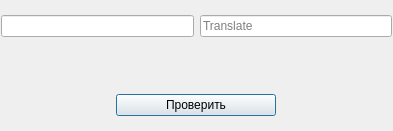
Qt form Translate/ASKWin.ui (Pro100DeSkree/TranslateUI.py) before a commit.
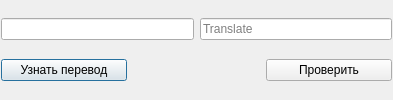
The same form after that commit.

Commit message: - Немного переделан интерфейс(Да не опять а снова :) ) - Добавлена возможность подсказки - Для Label добавлена возможность менять цвет        (        Верно ----- зелёная надпись;        Неверно --- красная надпись;        Подсказка - жёлтая надпись        )

The edit to the form file:
```diff
--- a/Translate/ASKWin.ui
+++ b/Translate/ASKWin.ui
@@ -7,7 +7,7 @@
     <x>0</x>
     <y>0</y>
     <width>393</width>
-    <height>131</height>
+    <height>100</height>
    </rect>
   </property>
   <property name="windowTitle">
@@ -19,29 +19,25 @@
      <x>1</x>
      <y>5</y>
      <width>391</width>
-     <height>121</height>
+     <height>91</height>
     </rect>
    </property>
    <layout class="QGridLayout" name="gridLayout">
-    <item row="1" column="0">
-     <spacer name="horizontalSpacer">
-      <property name="orientation">
-       <enum>Qt::Horizontal</enum>
-      </property>
-      <property name="sizeHint" stdset="0">
-       <size>
-        <width>40</width>
-        <height>20</height>
-       </size>
-      </property>
-     </spacer>
-    </item>
-    <item row="1" column="1">
+    <item row="1" column="0" colspan="3">
+     <layout class="QHBoxLayout" name="AllButton">
+      <item>
+       <widget class="QPushButton" name="pb_show">
+        <property name="text">
+         <string>Узнать перевод</string>
+        </property>
+       </widget>
+      </item>
+      <item>
      <widget class="QLabel" name="lb_indicator">
       <property name="maximumSize">
        <size>
         <width>16777215</width>
-        <height>25</height>
+          <height>20</height>
        </size>
       </property>
       <property name="font">
@@ -57,18 +53,26 @@
       </property>
      </widget>
     </item>
-    <item row="1" column="2">
-     <spacer name="horizontalSpacer_2">
-      <property name="orientation">
-       <enum>Qt::Horizontal</enum>
-      </property>
-      <property name="sizeHint" stdset="0">
+      <item>
+       <widget class="QPushButton" name="pb_verify">
+        <property name="minimumSize">
+         <size>
+          <width>0</width>
+          <height>0</height>
+         </size>
+        </property>
+        <property name="maximumSize">
        <size>
-        <width>40</width>
-        <height>20</height>
-       </size>
-      </property>
-     </spacer>
+          <width>99999</width>
+          <height>16777215</height>
+         </size>
+        </property>
+        <property name="text">
+         <string>Проверить</string>
+        </property>
+       </widget>
+      </item>
+     </layout>
     </item>
     <item row="0" column="0" colspan="3">
      <layout class="QHBoxLayout" name="all_line_word">
@@ -97,23 +101,6 @@
       </item>
      </layout>
     </item>
-    <item row="2" column="0" colspan="3">
-     <layout class="QHBoxLayout" name="AllButton">
-      <item>
-       <widget class="QPushButton" name="pb_verify">
-        <property name="maximumSize">
-         <size>
-          <width>160</width>
-          <height>16777215</height>
-         </size>
-        </property>
-        <property name="text">
-         <string>Проверить</string>
-        </property>
-       </widget>
-      </item>
-     </layout>
-    </item>
    </layout>
   </widget>
  </widget>
```
Lines whose indentation alone changed are shown as unchanged. The commit also changes 2 other files.
